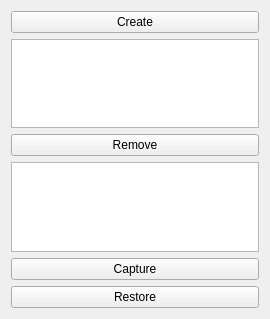
The window that Modular1/QModularManagerWidget.ui (djeemie2000/SynthPlayground) describes before a commit, drawn with Qt 5.
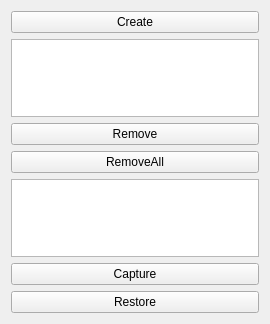
The same window after the commit.

Commit message: Modular: introduced overall controller #95

```diff
--- a/Modular1/QModularManagerWidget.ui
+++ b/Modular1/QModularManagerWidget.ui
@@ -7,7 +7,7 @@
     <x>0</x>
     <y>0</y>
     <width>270</width>
-    <height>319</height>
+    <height>324</height>
    </rect>
   </property>
   <property name="windowTitle">
@@ -31,6 +31,13 @@
      </property>
     </widget>
    </item>
+   <item>
+    <widget class="QPushButton" name="pushButton_RemoveAll">
+     <property name="text">
+      <string>RemoveAll</string>
+     </property>
+    </widget>
+   </item>
    <item>
     <widget class="QListWidget" name="listWidget_ModuleNames"/>
    </item>
```
The commit also changes 9 other files.
